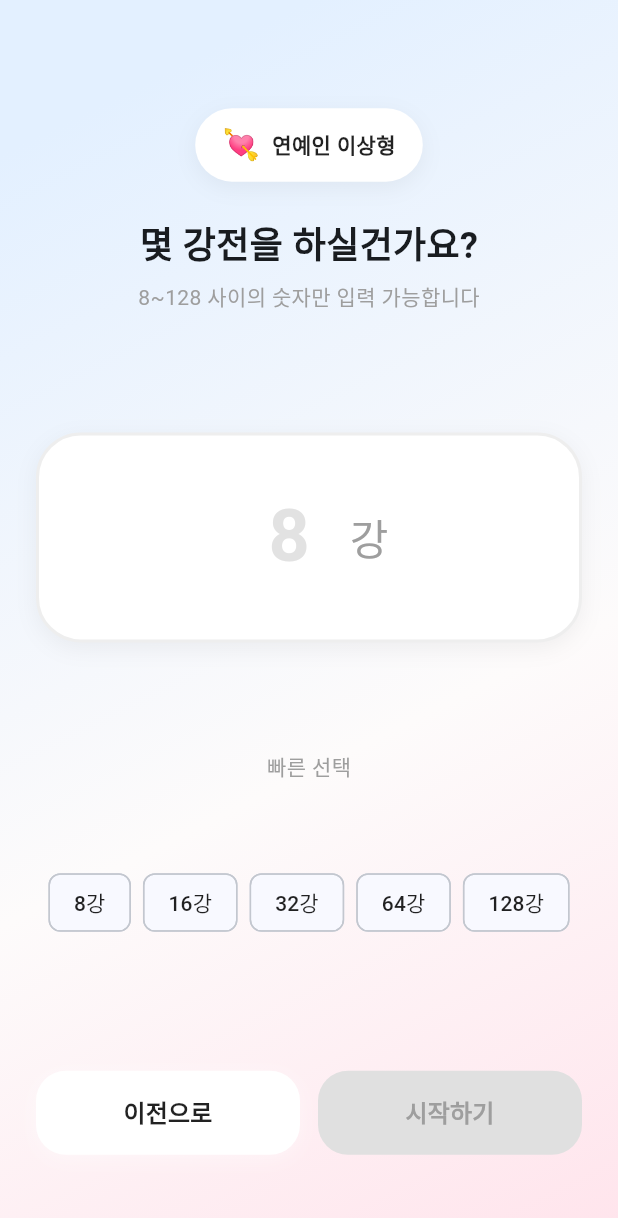
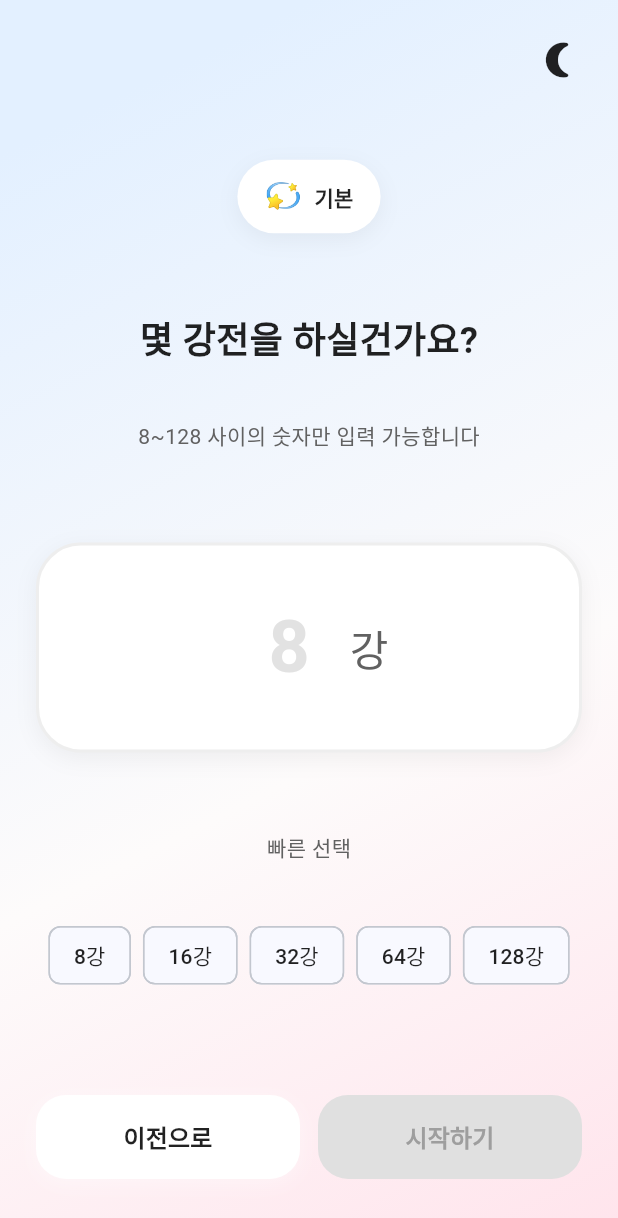
Before and after one commit to dudu020908/teamproject, a Flutter app: the RoundSelectionScreen screen opened by its route, on a phone screen of 412 x 824 dp. Shown: the top 1218 px of the screen. Run offline on Flutter 3.47's test engine with Material 3 defaults, Android fonts, the phone set to English and light mode, and no system bars.

Commit message:
재현 코드 병합 및 다크모드 roundselection 삽입

```diff
--- a/lib/main.dart
+++ b/lib/main.dart
@@ -39,11 +39,11 @@ class IdealWorldcupApp extends StatelessWidget {
           routes: {
             '/': (_) => const HomeScreen(), //메인화면
             '/userinfo': (_) => const UserInfoScreen(), //유저 정보 받는화면
-            '/rounds': (_) => const RoundSelectionScreen(
-              categoryTitle: '연예인 이상형',
-              categoryEmoji: '💘',
+            '/topics': (_) => const TopicScreen(), //메인에서 넘어가는주제 선택화면
+            '/roundselection': (_) => const RoundSelectionScreen(
+              categoryTitle: '기본',
+              categoryEmoji: '💫',
             ), // 몇 강인지 선택하는 화면
-            '/topics': (_) => const TopicScreen(), //메인에서 넘어가는주제 선택화면
             '/tournament': (_) => const TournamentScreen(), //선택한 주제에 맞는 대결화면
             '/winner': (_) => const WinnerScreen(), //대결 종료, 우승한 결과화면
           },
--- a/lib/screens/round_selection_screen.dart
+++ b/lib/screens/round_selection_screen.dart
@@ -1,6 +1,9 @@
 import 'package:flutter/material.dart';
 import 'package:flutter/services.dart';
+import 'package:provider/provider.dart';
 import 'package:teamproject/widgets/gradient_background.dart';
+import 'package:teamproject/widgets/dark_mode_toggle.dart';
+import 'package:teamproject/main.dart';
 
 class RoundSelectionScreen extends StatefulWidget {
   final String categoryTitle;
@@ -21,8 +24,8 @@ class _RoundSelectionScreenState extends State<RoundSelectionScreen> {
   int? selectedQuick;
   bool _showHint = true;
 
-  /// SnackBar 경고 표시
-  void _showSnackBar(String message) {
+  // SnackBar 경고 표시
+  void _showSnackBar(String message, bool isDark) {
     if (!mounted) return;
     ScaffoldMessenger.of(context)
       ..hideCurrentSnackBar()
@@ -30,9 +33,12 @@ class _RoundSelectionScreenState extends State<RoundSelectionScreen> {
         SnackBar(
           content: Text(
             message,
-            style: const TextStyle(fontWeight: FontWeight.w600),
+            style: TextStyle(
+              fontWeight: FontWeight.w600,
+              color: isDark ? Colors.white : Colors.white,
             ),
-          backgroundColor: Colors.redAccent.shade200,
+          ),
+          backgroundColor: isDark ? Colors.redAccent[700] : Colors.redAccent,
           behavior: SnackBarBehavior.floating,
           duration: const Duration(seconds: 2),
         ),
@@ -40,13 +46,13 @@ class _RoundSelectionScreenState extends State<RoundSelectionScreen> {
   }
 
   // "시작하기" 버튼 클릭 시
-  void _handleStart() {
+  void _handleStart(bool isDark) {
     final text = _controller.text.trim();
     final num = int.tryParse(text);
 
     // 숫자가 아니거나 범위 초과 시 경고
     if (num == null || num < 8 || num > 128) {
-      _showSnackBar("⚠️ 8~128 사이의 숫자만 입력 가능합니다");
+      _showSnackBar("⚠️ 8~128 사이의 숫자만 입력 가능합니다", isDark);
       return;
     }
 
@@ -55,6 +61,13 @@ class _RoundSelectionScreenState extends State<RoundSelectionScreen> {
 
   @override
   Widget build(BuildContext context) {
+    return Consumer<ThemeModeNotifier>(
+      builder: (context, themeNotifier, _) {
+        final isDark = Theme.of(context).brightness == Brightness.dark;
+        final textColor = isDark ? Colors.white : Colors.black87;
+        final subTextColor = isDark ? Colors.grey[400] : Colors.grey[700];
+        final boxColor = isDark ? Colors.grey[850] : Colors.white;
+
         final args = ModalRoute.of(context)?.settings.arguments as Map?;
         final topic = args?['topic'] ?? widget.categoryTitle;
         final emoji = args?['emoji'] ?? widget.categoryEmoji;
@@ -63,9 +76,12 @@ class _RoundSelectionScreenState extends State<RoundSelectionScreen> {
         final isValid = inputValue >= 8 && inputValue <= 128;
 
         return Scaffold(
+          backgroundColor: Colors.transparent,
           body: GradientBackground(
             child: SafeArea(
-          child: LayoutBuilder(
+              child: Stack(
+                children: [
+                  LayoutBuilder(
                     builder: (context, constraints) {
                       return SingleChildScrollView(
                         physics: const BouncingScrollPhysics(),
@@ -74,21 +90,22 @@ class _RoundSelectionScreenState extends State<RoundSelectionScreen> {
                           vertical: 32,
                         ),
                         child: ConstrainedBox(
-                  constraints: BoxConstraints(minHeight: constraints.maxHeight),
+                          constraints: BoxConstraints(
+                            minHeight: constraints.maxHeight,
+                          ),
                           child: Column(
                             mainAxisAlignment: MainAxisAlignment.spaceBetween,
                             children: [
-                      const SizedBox(height: 16),
+                              const SizedBox(height: 60),
 
-                      Column(
-                        children: [
+                              // 상단 카테고리 정보
                               Container(
                                 padding: const EdgeInsets.symmetric(
                                   horizontal: 18,
                                   vertical: 10,
                                 ),
                                 decoration: BoxDecoration(
-                              color: Colors.white,
+                                  color: boxColor,
                                   borderRadius: BorderRadius.circular(40),
                                   boxShadow: [
                                     BoxShadow(
@@ -108,36 +125,37 @@ class _RoundSelectionScreenState extends State<RoundSelectionScreen> {
                                     const SizedBox(width: 8),
                                     Text(
                                       topic,
-                                  style: const TextStyle(
+                                      style: TextStyle(
                                         fontWeight: FontWeight.w600,
-                                    color: Colors.black87,
+                                        color: textColor,
                                       ),
                                     ),
                                   ],
                                 ),
                               ),
                               const SizedBox(height: 24),
-                          const Text(
+
+                              Text(
                                 "몇 강전을 하실건가요?",
                                 style: TextStyle(
                                   fontSize: 24,
                                   fontWeight: FontWeight.bold,
+                                  color: textColor,
                                 ),
                               ),
                               const SizedBox(height: 6),
-                          const Text(
+                              Text(
                                 "8~128 사이의 숫자만 입력 가능합니다",
-                            style: TextStyle(color: Colors.grey),
-                          ),
-                        ],
+                                style: TextStyle(color: subTextColor),
                               ),
 
                               const SizedBox(height: 32),
 
+                              // 입력 필드
                               Container(
                                 padding: const EdgeInsets.all(24),
                                 decoration: BoxDecoration(
-                          color: Colors.white,
+                                  color: boxColor,
                                   borderRadius: BorderRadius.circular(30),
                                   border: Border.all(
                                     color: Colors.grey.shade200,
@@ -164,7 +182,8 @@ class _RoundSelectionScreenState extends State<RoundSelectionScreen> {
                                           controller: _controller,
                                           keyboardType: TextInputType.number,
                                           inputFormatters: [
-                                    FilteringTextInputFormatter.digitsOnly,
+                                            FilteringTextInputFormatter
+                                                .digitsOnly,
                                           ],
                                           textAlign: TextAlign.center,
                                           style: const TextStyle(
@@ -175,17 +194,24 @@ class _RoundSelectionScreenState extends State<RoundSelectionScreen> {
                                           decoration: InputDecoration(
                                             hintText: _showHint ? "8" : "",
                                             hintStyle: TextStyle(
-                                      color: Colors.grey.withOpacity(0.3),
+                                              color: Colors.grey.withOpacity(
+                                                0.3,
+                                              ),
                                               fontSize: 48,
                                               fontWeight: FontWeight.bold,
                                             ),
                                             border: InputBorder.none,
                                           ),
                                           onChanged: (val) {
-                                    // 문자 입력 시 자동 제거
+                                            // 숫자 외 문자 입력 시 자동 제거
                                             if (val.isNotEmpty &&
-                                        !RegExp(r'^\d+$').hasMatch(val)) {
-                                      _showSnackBar("숫자만 입력할 수 있습니다 (8~128)");
+                                                !RegExp(
+                                                  r'^\d+$',
+                                                ).hasMatch(val)) {
+                                              _showSnackBar(
+                                                "숫자만 입력할 수 있습니다 (8~128)",
+                                                isDark,
+                                              );
                                               _controller.text = val.replaceAll(
                                                 RegExp(r'\D'),
                                                 '',
@@ -195,18 +221,21 @@ class _RoundSelectionScreenState extends State<RoundSelectionScreen> {
                                             // 128 초과 시 경고
                                             final num = int.tryParse(val);
                                             if (num != null && num > 128) {
-                                      _showSnackBar("⚠️ 최대 128강까지만 가능합니다");
+                                              _showSnackBar(
+                                                "⚠️ 최대 128강까지만 가능합니다",
+                                                isDark,
+                                              );
                                             }
                                             setState(() {});
                                           },
                                         ),
                                       ),
                                     ),
-                            const Text(
+                                    Text(
                                       "강",
                                       style: TextStyle(
                                         fontSize: 28,
-                                color: Colors.grey,
+                                        color: subTextColor,
                                       ),
                                     ),
                                   ],
@@ -215,8 +244,11 @@ class _RoundSelectionScreenState extends State<RoundSelectionScreen> {
 
                               const SizedBox(height: 24),
 
-                      // 빠른 선택 버튼(8,16,32,64,128강)
-                      const Text("빠른 선택", style: TextStyle(color: Colors.grey)),
+                              // 빠른 선택 버튼
+                              Text(
+                                "빠른 선택",
+                                style: TextStyle(color: subTextColor),
+                              ),
                               const SizedBox(height: 8),
                               Wrap(
                                 spacing: 8,
@@ -227,7 +259,9 @@ class _RoundSelectionScreenState extends State<RoundSelectionScreen> {
                                     selected: isSelected,
                                     selectedColor: const Color(0xFFFF5C8D),
                                     labelStyle: TextStyle(
-                              color: isSelected ? Colors.white : Colors.black87,
+                                      color: isSelected
+                                          ? Colors.white
+                                          : textColor,
                                     ),
                                     onSelected: (_) {
                                       setState(() {
@@ -241,14 +275,14 @@ class _RoundSelectionScreenState extends State<RoundSelectionScreen> {
 
                               const SizedBox(height: 40),
 
-                      // 뒤로가기 시작하기
+                              /// 버튼 영역
                               Row(
                                 children: [
                                   Expanded(
                                     child: _actionButton(
                                       text: "이전으로",
-                              color: Colors.white,
-                              textColor: Colors.black87,
+                                      color: boxColor!,
+                                      textColor: textColor,
                                       onPressed: () => Navigator.pop(context),
                                     ),
                                   ),
@@ -262,16 +296,18 @@ class _RoundSelectionScreenState extends State<RoundSelectionScreen> {
                                       textColor: isValid
                                           ? Colors.white
                                           : Colors.grey.shade500,
-                              onPressed: isValid ? _handleStart : null,
+                                      onPressed: isValid
+                                          ? () => _handleStart(isDark)
+                                          : null,
                                     ),
                                   ),
                                 ],
                               ),
 
                               const SizedBox(height: 20),
-                      const Text(
+                              Text(
                                 "💡 8~128 사이의 숫자만 가능합니다",
-                        style: TextStyle(color: Colors.grey, fontSize: 12),
+                                style: TextStyle(color: subTextColor),
                               ),
                             ],
                           ),
@@ -279,8 +315,15 @@ class _RoundSelectionScreenState extends State<RoundSelectionScreen> {
                       );
                     },
                   ),
+
+                  //  다크모드 토글 버튼
+                  const DarkModeToggle(),
+                ],
               ),
             ),
+          ),
+        );
+      },
     );
   }
 
```
Also changed, not shown: lib/screens/topic_screen.dart (+8 -1 lines), lib/screens/winner_screen.dart (line endings or trailing spaces). Lines whose indentation alone changed are shown as unchanged.
